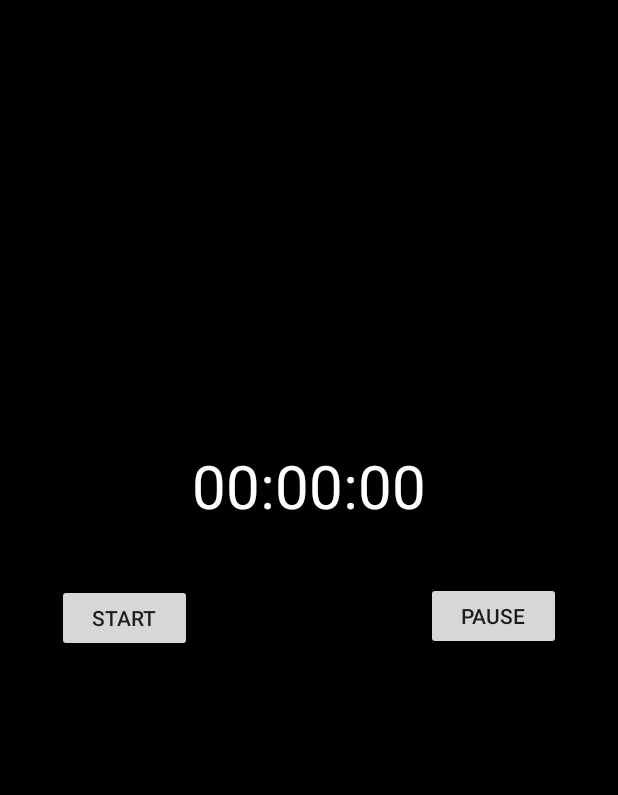
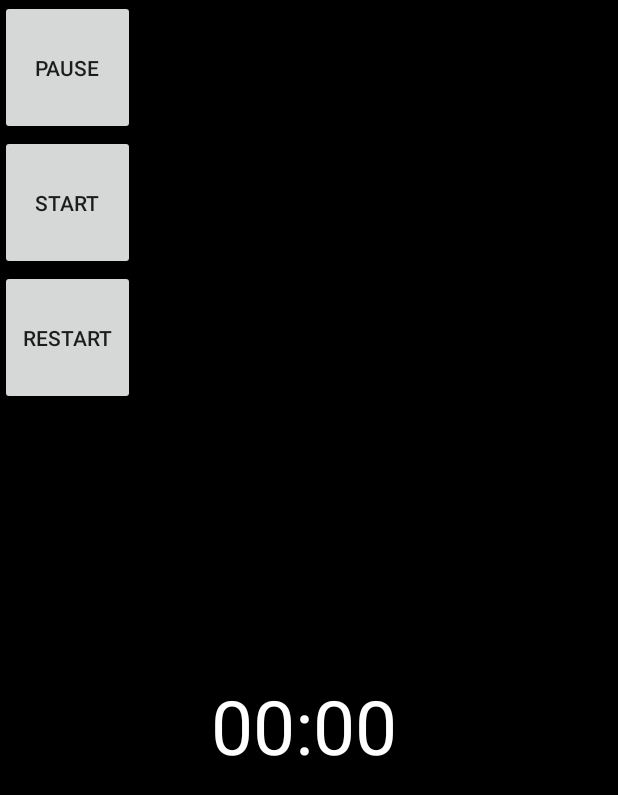
Before and after one commit to hdickie/TomatoClock, an Android app: the screen it shows after launch (MainActivity), on a phone screen of 412 x 824 dp. Shown: the top 795 px of the screen. Run offline under Robolectric (Android 15) with nearby library versions, the phone set to English and light mode, and no system bars.

Commit message:
Changed layout. Removed milliseconds. Added reset button (doesnt work). The initial display still includes milliseconds (not desired)

```diff
--- a/app/src/main/java/com/example/humedickie/myapplication/MainActivity.java
+++ b/app/src/main/java/com/example/humedickie/myapplication/MainActivity.java
@@ -15,6 +15,8 @@ public class MainActivity extends Activity {
 
     private Button pauseButton;
 
+    private Button resetButton; //I added this
+
     private TextView timerValue;
 
     private long startTime = 0L;
@@ -30,6 +32,7 @@ public class MainActivity extends Activity {
         super.onCreate(savedInstanceState);
         setContentView(R.layout.main);
         timerValue = (TextView) findViewById(R.id.timerValue);
+
         startButton = (Button) findViewById(R.id.startButton);
         startButton.setOnClickListener(new View.OnClickListener() {
             public void onClick(View view) {
@@ -37,11 +40,21 @@ public class MainActivity extends Activity {
                 customHandler.postDelayed(updateTimerThread, 0);
             }
         });
+
         pauseButton = (Button) findViewById(R.id.pauseButton);
         pauseButton.setOnClickListener(new View.OnClickListener() {
             public void onClick(View view) {
                 timeSwapBuff += timeInMilliseconds;
                 customHandler.removeCallbacks(updateTimerThread);
+            }
+        });
+
+        resetButton = (Button) findViewById(R.id.restartButton);
+        resetButton.setOnClickListener(new View.OnClickListener() {
+            public void onClick(View view) {
+                timeSwapBuff += timeInMilliseconds;
+                customHandler.removeCallbacks(updateTimerThread);
+                timeInMilliseconds = 0;
             }
         });
     }
@@ -54,8 +67,7 @@ public class MainActivity extends Activity {
             secs = secs % 60;
             int milliseconds = (int) (updatedTime % 1000);
             timerValue.setText("" + mins + ":"
-                    + String.format("%02d", secs) + ":"
-                    + String.format("%03d", milliseconds));
+                    + String.format("%02d", secs));
             customHandler.postDelayed(this, 0);
         }
     };
--- a/app/src/main/res/layout/main.xml
+++ b/app/src/main/res/layout/main.xml
@@ -5,34 +5,37 @@
     android:background="#000000"
     android:layout_height="match_parent" >
 
-    <TextView
-        android:id="@+id/timerValue"
-        android:layout_width="wrap_content"
-        android:layout_height="wrap_content"
-        android:layout_above="@+id/pauseButton"
-        android:layout_centerHorizontal="true"
-        android:layout_marginBottom="37dp"
-        android:textSize="40sp"
-        android:textColor="#ffffff"
-        android:text="@string/timerVal" />
+
+
+    <Button
+        android:id="@+id/pauseButton"
+        android:layout_width="90dp"
+        android:layout_height="90dp"
+        android:text="@string/pauseButtonLabel" />
 
     <Button
         android:id="@+id/startButton"
         android:layout_width="90dp"
-        android:layout_height="45dp"
-        android:layout_alignParentLeft="true"
-        android:layout_centerVertical="true"
-        android:layout_marginLeft="38dp"
+        android:layout_height="90dp"
+        android:layout_marginTop="90dp"
         android:text="@string/startButtonLabel" />
 
     <Button
-        android:id="@+id/pauseButton"
+        android:id="@+id/restartButton"
         android:layout_width="90dp"
-        android:layout_height="45dp"
-        android:layout_alignBaseline="@+id/startButton"
-        android:layout_alignBottom="@+id/startButton"
-        android:layout_alignParentRight="true"
-        android:layout_marginRight="38dp"
-        android:text="@string/pauseButtonLabel" />
+        android:layout_height="90dp"
+        android:layout_marginTop="180dp"
+        android:text="@string/resetButtonLabel"
+        />
+
+    <TextView
+        android:id="@+id/timerValue"
+        android:layout_width="130dp"
+        android:layout_height="90dp"
+        android:layout_marginTop="450dp"
+        android:layout_centerHorizontal="true"
+        android:textSize="50sp"
+        android:textColor="#ffffff"
+        android:text="@string/timerVal" />
 
 </RelativeLayout>
--- a/app/src/main/res/values/strings.xml
+++ b/app/src/main/res/values/strings.xml
@@ -3,7 +3,8 @@
     <string name="app_name">TomatoClock</string>
     <string name="action_settings">Settings</string>
     <string name="hello_world">Waddup bitches</string>
-    <string name="timerVal">00:00:00</string>
+    <string name="timerVal">00:00</string>
     <string name="pauseButtonLabel">Pause</string>
     <string name="startButtonLabel">Start</string>
+    <string name="resetButtonLabel">Restart</string>
 </resources>
```
